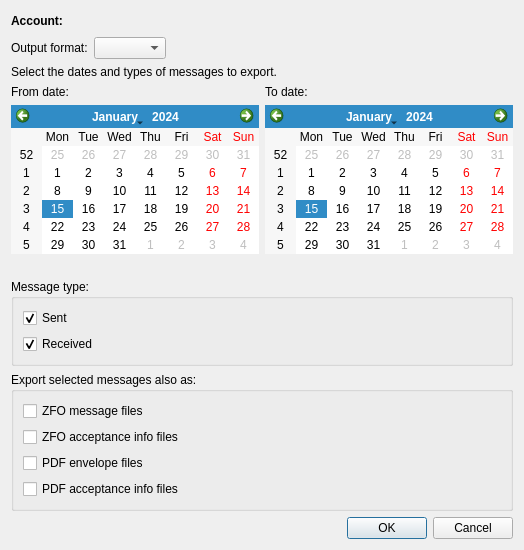
The window that src/gui/ui/dlg_correspondence_overview.ui (psakar/datovka) describes before a commit, drawn with Qt 5.
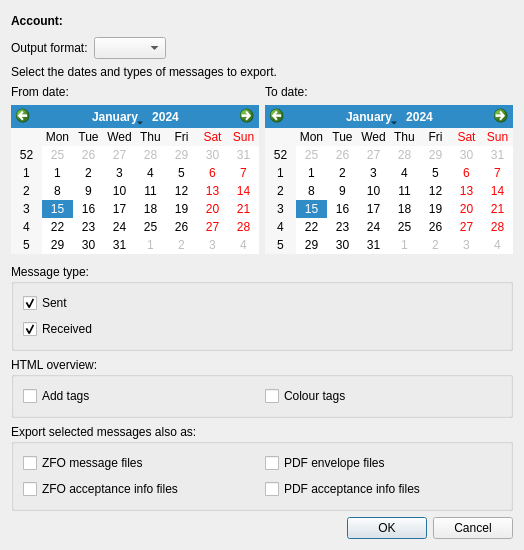
The same window after the commit.

Commit message: Added checkboxes for adding tags into HTML correspondence overview.

```diff
--- a/src/gui/ui/dlg_correspondence_overview.ui
+++ b/src/gui/ui/dlg_correspondence_overview.ui
@@ -227,6 +227,33 @@
      </layout>
     </widget>
    </item>
+   <item>
+    <widget class="QGroupBox" name="groupBox">
+     <property name="title">
+      <string>HTML overview:</string>
+     </property>
+     <layout class="QVBoxLayout" name="verticalLayout_6">
+      <item>
+       <layout class="QHBoxLayout" name="horizontalLayout_8">
+        <item>
+         <widget class="QCheckBox" name="addTagsCheckBox">
+          <property name="text">
+           <string>Add tags</string>
+          </property>
+         </widget>
+        </item>
+        <item>
+         <widget class="QCheckBox" name="colourTagsCheckBox">
+          <property name="text">
+           <string>Colour tags</string>
+          </property>
+         </widget>
+        </item>
+       </layout>
+      </item>
+     </layout>
+    </widget>
+   </item>
    <item>
     <widget class="QGroupBox" name="ExportFiles">
      <property name="title">
@@ -234,19 +261,14 @@
      </property>
      <layout class="QVBoxLayout" name="verticalLayout_5">
       <item>
+       <layout class="QHBoxLayout" name="horizontalLayout_6">
+        <item>
        <widget class="QCheckBox" name="exportZfoCheckBox">
         <property name="text">
          <string>ZFO message files</string>
         </property>
        </widget>
       </item>
-      <item>
-       <widget class="QCheckBox" name="exportDeliveryZfoCheckBox">
-        <property name="text">
-         <string>ZFO acceptance info files</string>
-        </property>
-       </widget>
-      </item>
       <item>
        <widget class="QCheckBox" name="exportMessageEnvelopePDFCheckBox">
         <property name="text">
@@ -254,12 +276,25 @@
         </property>
        </widget>
       </item>
+       </layout>
+      </item>
+      <item>
+       <layout class="QHBoxLayout" name="horizontalLayout_7">
+        <item>
+         <widget class="QCheckBox" name="exportDeliveryZfoCheckBox">
+          <property name="text">
+           <string>ZFO acceptance info files</string>
+          </property>
+         </widget>
+        </item>
       <item>
        <widget class="QCheckBox" name="exportDeliveryPDFCheckBox">
         <property name="text">
          <string>PDF acceptance info files</string>
         </property>
        </widget>
+        </item>
+       </layout>
       </item>
      </layout>
     </widget>
```
Lines whose indentation alone changed are shown as unchanged. The commit also changes 2 other files.
